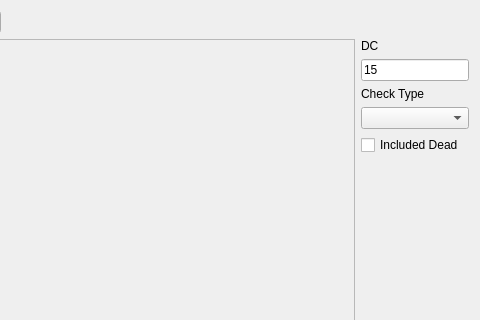
MMetze/DMHelper, file DMHelper/src/dicerolldialogcombatants.ui: the form before one commit; both pictures show x 198 to 678 and y 0 to 320 of the 678 by 545 pixel window.
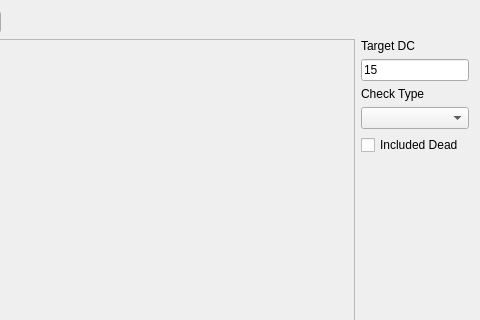
The form after the commit. Icons and pictures are not drawn.

```diff
--- a/DMHelper/src/dicerolldialogcombatants.ui
+++ b/DMHelper/src/dicerolldialogcombatants.ui
@@ -141,7 +141,7 @@
        <item>
         <widget class="QLabel" name="label_4">
          <property name="text">
-          <string>DC</string>
+          <string>Target DC</string>
          </property>
         </widget>
        </item>
```
